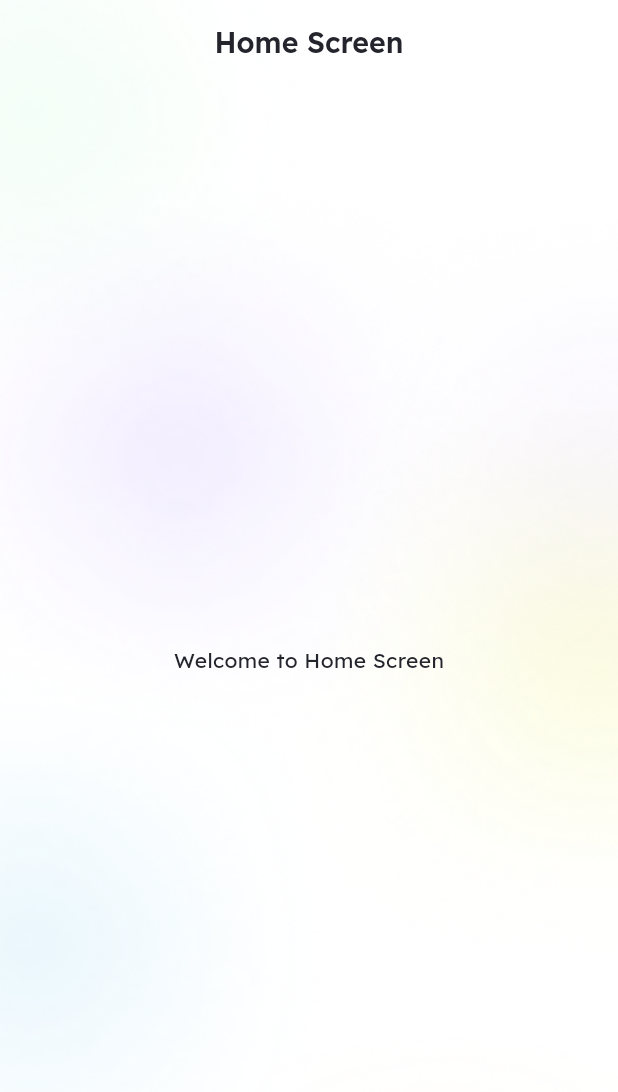
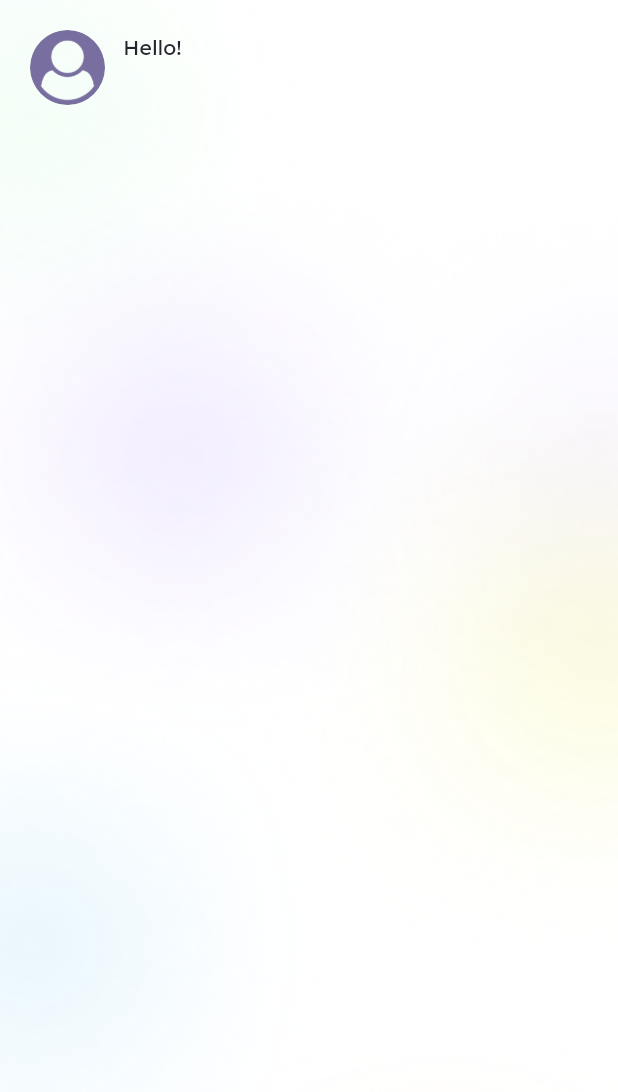
Before and after one commit to sohaib-khalifa/taskati, a Flutter app: the HomeScreen screen opened directly, on a phone screen of 412 x 824 dp. Shown: the top 1092 px of the screen. Run offline on Flutter 3.47's test engine with Material 3 defaults, Android fonts, the light colour scheme and no system bars; our stand-ins replace flutter_svg, gap, image_picker, lottie, shared_preferences; accounts and stored records are empty.

Commit message:
feat: add HomeHeader and implement user data caching with SharedPreferences
- cache user name and image locally
- persist isUploaded flag
- auto-navigate to Home if profile already completed

```diff
--- /dev/null
+++ b/lib/core/services/shared_pref.dart
@@ -0,0 +1,35 @@
+import 'package:shared_preferences/shared_preferences.dart';
+
+abstract class SharedPref {
+  static late final SharedPreferences prefs;
+
+  static const String nameKey = 'name';
+  static const String imageKey = 'image';
+  static const String isUploadedKey = 'isUploaded';
+
+  static Future<void> init() async {
+    prefs = await SharedPreferences.getInstance();
+  }
+
+  // helper methods
+  static Future<void> setUserInfo(String name, String image) async {
+    await setString(nameKey, name);
+    await setString(imageKey, image);
+  }
+
+  static Future<void> setString(String key, String value) async {
+    await prefs.setString(key, value);
+  }
+
+  static String getString(String key) {
+    return prefs.getString(key) ?? '';
+  }
+
+  static Future<void> setBool(String key, bool value) async {
+    await prefs.setBool(key, value);
+  }
+
+  static bool getBool(String key) {
+    return prefs.getBool(key) ?? false;
+  }
+}
--- a/lib/features/complete_profile/complete_profile_screen.dart
+++ b/lib/features/complete_profile/complete_profile_screen.dart
@@ -4,6 +4,7 @@ import 'package:gap/gap.dart';
 import 'package:image_picker/image_picker.dart';
 import 'package:taskati/core/constants/app_images.dart';
 import 'package:taskati/core/functions/navigations.dart';
+import 'package:taskati/core/services/shared_pref.dart';
 import 'package:taskati/core/styles/colors.dart';
 import 'package:taskati/core/styles/text_styles.dart';
 import 'package:taskati/core/widgets/custom_svg_picture.dart';
@@ -106,8 +107,10 @@ class _CompleteProfileScreenState extends State<CompleteProfileScreen> {
         padding: const EdgeInsets.fromLTRB(22, 5, 22, 30),
         child: MainButton(
           text: 'Let\'s Start!',
-          onPressed: () {
+          onPressed: () async {
             if (path != null && controller.text.isNotEmpty) {
+              await SharedPref.setUserInfo(controller.text, path!);
+              await SharedPref.setBool(SharedPref.isUploadedKey, true);
               // navigate to next screen
               pushReplacement(context, HomeScreen());
             } else if (path == null && controller.text.isNotEmpty) {
--- a/lib/features/home/screens/home_screen.dart
+++ b/lib/features/home/screens/home_screen.dart
@@ -1,13 +1,19 @@
 import 'package:flutter/material.dart';
+
+import 'package:taskati/features/home/widgets/home_header.dart';
 
 class HomeScreen extends StatelessWidget {
   const HomeScreen({super.key});
 
   @override
   Widget build(BuildContext context) {
-    return Scaffold(
-      appBar: AppBar(title: Text('Home Screen')),
-      body: Center(child: Text('Welcome to Home Screen')),
+    return SafeArea(
+      child: Scaffold(
+        body: Padding(
+          padding: const EdgeInsets.all(20),
+          child: Column(children: [HomeHeader()]),
+        ),
+      ),
     );
   }
 }
--- /dev/null
+++ b/lib/features/home/widgets/home_header.dart
@@ -0,0 +1,55 @@
+import 'dart:io';
+import 'package:flutter/material.dart';
+import 'package:gap/gap.dart';
+import 'package:taskati/core/constants/app_images.dart';
+import 'package:taskati/core/services/shared_pref.dart';
+import 'package:taskati/core/styles/text_styles.dart';
+
+class HomeHeader extends StatefulWidget {
+  const HomeHeader({super.key});
+
+  @override
+  State<HomeHeader> createState() => _HomeHeaderState();
+}
+
+class _HomeHeaderState extends State<HomeHeader> {
+  String name = '';
+  String path = '';
+  @override
+  void initState() {
+    super.initState();
+    getUserData();
+  }
+
+  Future<void> getUserData() async {
+    name = SharedPref.getString(SharedPref.nameKey);
+    path = SharedPref.getString(SharedPref.imageKey);
+    setState(() {});
+  }
+
+  @override
+  Widget build(BuildContext context) {
+    return Row(
+      children: [
+        ClipOval(
+          child: path.isEmpty
+              ? Image.asset(AppImages.user, width: 50, height: 50)
+              : Image.file(
+                  File(path),
+                  width: 55,
+                  height: 55,
+                  fit: BoxFit.cover,
+                ),
+        ),
+        Gap(12),
+        Column(
+          crossAxisAlignment: CrossAxisAlignment.start,
+          children: [
+            Text('Hello!', style: TextStyles.caption1),
+            Text(name, style: TextStyles.title),
+          ],
+        ),
+      ],
+    );
+  }
+}
--- a/lib/main.dart
+++ b/lib/main.dart
@@ -2,11 +2,14 @@ import 'dart:io';
 
 import 'package:flutter/material.dart';
 import 'package:taskati/core/constants/app_images.dart';
+import 'package:taskati/core/services/shared_pref.dart';
 import 'package:taskati/core/styles/colors.dart';
 import 'package:taskati/core/styles/themes.dart';
 import 'package:taskati/features/splash/splash_screen.dart';
 
-void main() {
+Future<void> main() async {
+    WidgetsFlutterBinding.ensureInitialized();
+  await SharedPref.init();
   runApp(const Taskati());
 }
 
--- a/pubspec.yaml
+++ b/pubspec.yaml
@@ -33,8 +33,9 @@ dependencies:
     sdk: flutter
   flutter_svg: ^2.2.3
   gap: ^3.0.1
+  image_picker: ^1.2.1
   lottie: ^3.3.2
-  image_picker: ^1.2.1
+  shared_preferences: ^2.5.4
 
 dev_dependencies:
   flutter_lints: ^6.0.0
```
Also changed, not shown: lib/features/splash/splash_screen.dart (+8 -1 lines), pubspec.lock, 1 other file.
